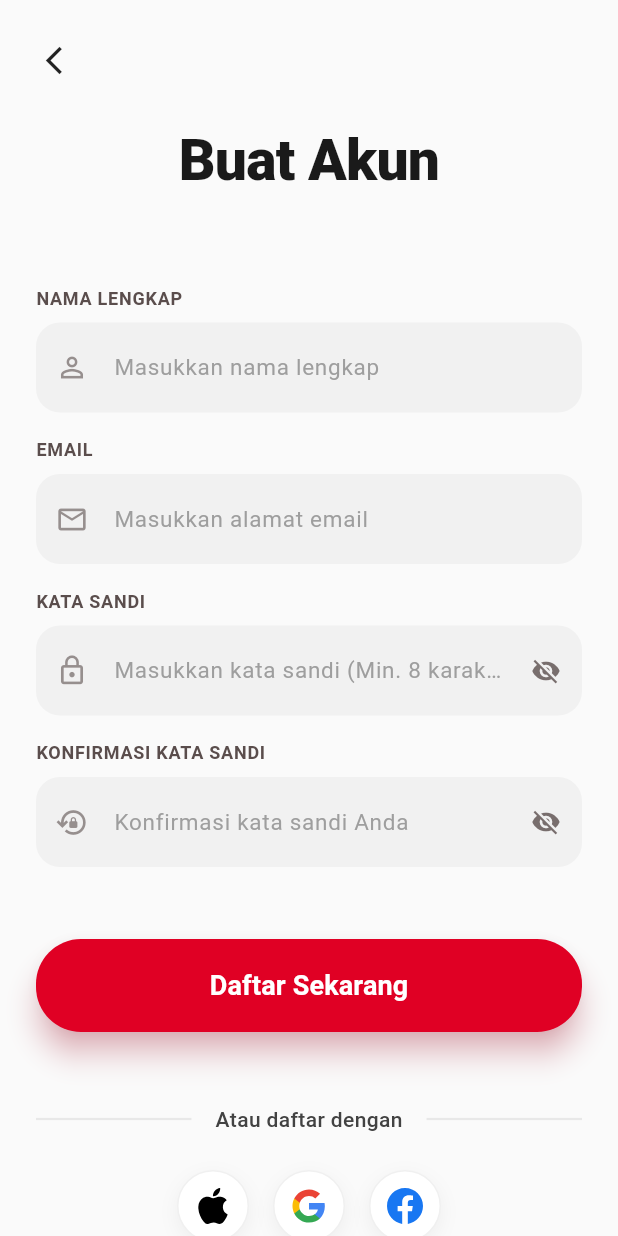
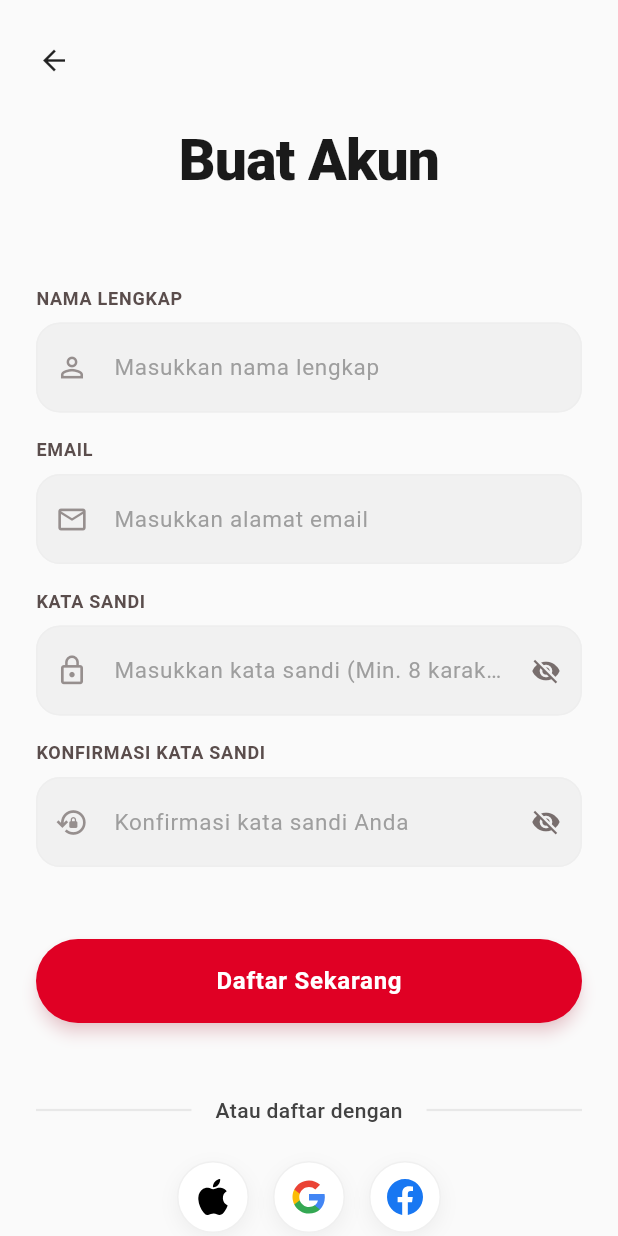
Before and after one commit to aldosebastian1/Aplikasi-Mobile-Hondaku, a Flutter app: the RegisterScreen screen opened directly, on a phone screen of 412 x 824 dp. Run offline on Flutter 3.47's test engine with Material 3 defaults, Android fonts, the light colour scheme and no system bars; our stand-ins replace file_picker, flutter_svg; project files that could hold a hidden picture were left out.

Commit message:
Perbarui tombol pendaftaran dan gaya border pada RegisterScreen untuk konsistensi desain

```diff
--- a/lib/auth/register_screen.dart
+++ b/lib/auth/register_screen.dart
@@ -37,7 +37,7 @@ class _RegisterScreenState extends State<RegisterScreen> {
                   child: IconButton(
                     iconSize: 22,
                     icon: const Icon(
-                      Icons.arrow_back_ios_new,
+                      Icons.arrow_back,
                       color: Colors.black87,
                     ),
                     onPressed: () {
@@ -139,8 +139,10 @@ class _RegisterScreenState extends State<RegisterScreen> {
               ),
               const SizedBox(height: 48.0),
 
-              // Register Button
-              ElevatedButton(
+              SizedBox(
+                width: double.infinity,
+                height: 56,
+                child: ElevatedButton(
                   onPressed: _isLoading
                       ? null
                       : () async {
@@ -167,16 +169,11 @@ class _RegisterScreenState extends State<RegisterScreen> {
                         },
                   style: ElevatedButton.styleFrom(
                     backgroundColor: const Color(0xFFE00024), // Vibrant Red
-                  padding: const EdgeInsets.symmetric(vertical: 18.0),
                     shape: RoundedRectangleBorder(
-                    borderRadius: BorderRadius.circular(
-                      30.0,
-                    ), // Fully rounded like the design
+                      borderRadius: BorderRadius.circular(99),
                     ),
-                  elevation: 8, // Soft shadow
-                  shadowColor: const Color(
-                    0xFFE00024,
-                  ).withValues(alpha: 0.5), // Red glow
+                    elevation: 4, // Matching login shadow
+                    shadowColor: const Color(0xFFE00024).withValues(alpha: 0.3),
                   ),
                   child: _isLoading
                       ? const SizedBox(
@@ -190,9 +187,11 @@ class _RegisterScreenState extends State<RegisterScreen> {
                       : const Text(
                           'Daftar Sekarang',
                           style: TextStyle(
-                          fontSize: 18.0,
+                            fontSize: 16.0,
                             fontWeight: FontWeight.bold,
                             color: Colors.white,
+                            letterSpacing: 0.5,
+                          ),
                         ),
                 ),
               ),
@@ -295,15 +294,15 @@ class _RegisterScreenState extends State<RegisterScreen> {
         ),
         border: OutlineInputBorder(
           borderRadius: BorderRadius.circular(16.0),
-          borderSide: BorderSide.none,
+          borderSide: BorderSide(color: Colors.grey.shade200),
         ),
         enabledBorder: OutlineInputBorder(
           borderRadius: BorderRadius.circular(16.0),
-          borderSide: BorderSide.none,
+          borderSide: BorderSide(color: Colors.grey.shade200),
         ),
         focusedBorder: OutlineInputBorder(
           borderRadius: BorderRadius.circular(16.0),
-          borderSide: const BorderSide(color: Color(0xFFE00024), width: 1),
+          borderSide: const BorderSide(color: Color(0xFFE00024), width: 1.5),
         ),
       ),
     );
@@ -339,15 +338,15 @@ class _RegisterScreenState extends State<RegisterScreen> {
         ),
         border: OutlineInputBorder(
           borderRadius: BorderRadius.circular(16.0),
-          borderSide: BorderSide.none,
+          borderSide: BorderSide(color: Colors.grey.shade200),
         ),
         enabledBorder: OutlineInputBorder(
           borderRadius: BorderRadius.circular(16.0),
-          borderSide: BorderSide.none,
+          borderSide: BorderSide(color: Colors.grey.shade200),
         ),
         focusedBorder: OutlineInputBorder(
           borderRadius: BorderRadius.circular(16.0),
-          borderSide: const BorderSide(color: Color(0xFFE00024), width: 1),
+          borderSide: const BorderSide(color: Color(0xFFE00024), width: 1.5),
         ),
         suffixIcon: IconButton(
           icon: Icon(
```
Lines whose indentation alone changed are shown as unchanged.
